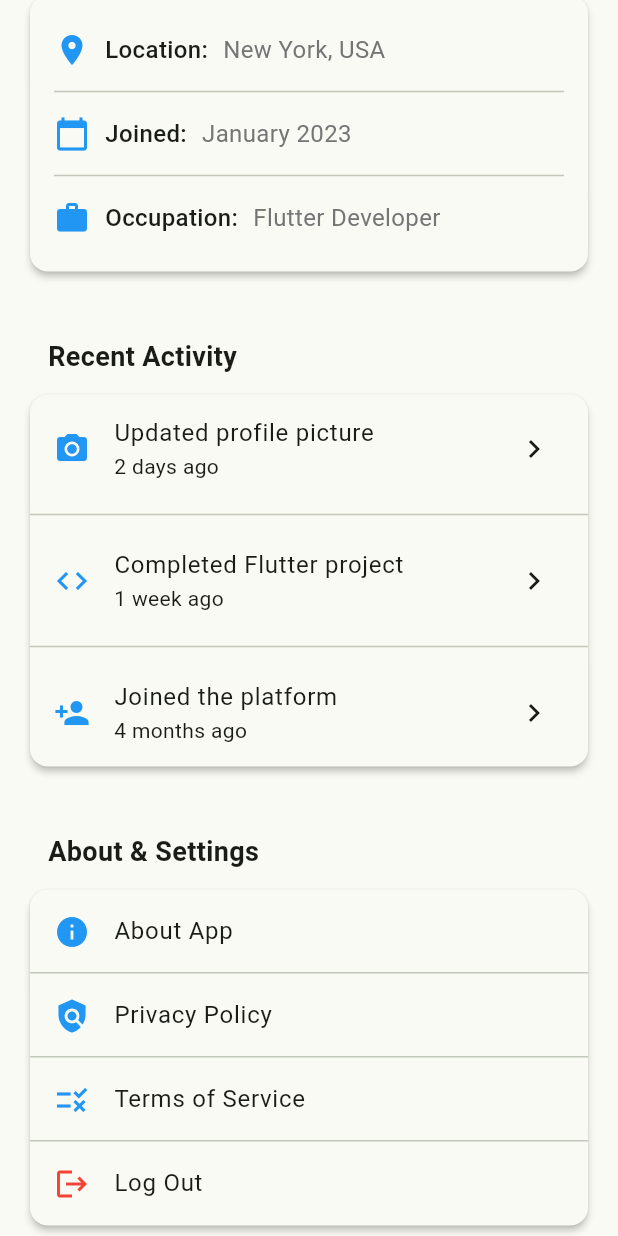
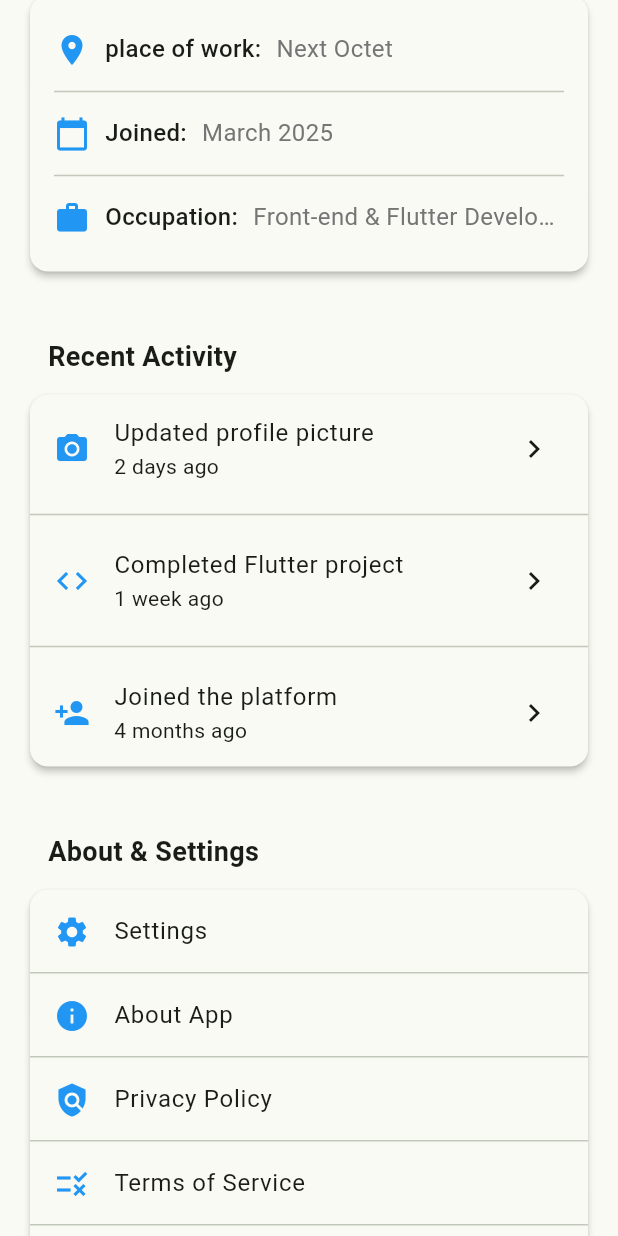
Before and after one commit to Jakarta1337/flutter_application_1, a Flutter app: the ProfilePage screen opened directly, scrolled down 576 dp, on a phone screen of 412 x 824 dp. Run offline on Flutter 3.47's test engine with Material 3 defaults, Android fonts, the phone set to English and light mode, and no system bars; our stand-ins replace dotted_border, icons_plus, shared_preferences; accounts and stored records are empty.

Commit message:
fix bugs

```diff
--- a/lib/screens/signup_screen.dart
+++ b/lib/screens/auth/signup_screen.dart
@@ -1,6 +1,6 @@
 import 'package:flutter/material.dart';
 import 'package:icons_plus/icons_plus.dart';
-import 'package:login_signup/screens/signin_screen.dart';
+import 'package:login_signup/screens/auth/signin_screen.dart';
 import 'package:login_signup/theme/theme.dart';
 import 'package:login_signup/widgets/custom_scaffold.dart';
 
--- a/lib/screens/home_screen.dart
+++ b/lib/screens/home/home_screen.dart
@@ -1,6 +1,6 @@
 import 'package:flutter/material.dart';
-import 'package:login_signup/screens/profile_screen.dart';
-import 'package:login_signup/screens/search_screen.dart';
+import 'package:login_signup/screens/profile/profile_screen.dart';
+import 'package:login_signup/screens/search/search_screen.dart';
 
 void main() {
   runApp(const MyApp());
@@ -69,7 +69,6 @@ class _HomeScreenState extends State<HomeScreen> {
     return Scaffold(
       appBar: AppBar(
         title: const Text('My Flutter App'),
-        centerTitle: true,
         actions: [
           IconButton(
             icon: const Icon(Icons.notifications),
--- a/lib/screens/profile_screen.dart
+++ b/lib/screens/profile/profile_screen.dart
@@ -1,5 +1,7 @@
 import 'package:flutter/material.dart';
-import 'package:login_signup/screens/signin_screen.dart';
+import 'package:login_signup/screens/auth/signin_screen.dart';
+import 'package:login_signup/screens/profile/editProfile_screen.dart';
+import 'package:login_signup/screens/profile/settings_screen.dart';
 
 class ProfilePage extends StatefulWidget {
   const ProfilePage({super.key});
@@ -11,14 +13,13 @@ class ProfilePage extends StatefulWidget {
 class _ProfilePageState extends State<ProfilePage> {
   // Sample user data
   final Map<String, dynamic> _userData = {
-    'name': 'John Doe',
-    'email': 'john.doe@example.com',
+    'name': 'Zakaria',
+    'email': 'zakaria@admin.com',
     'bio':
-        'Flutter developer passionate about creating beautiful and functional applications.',
-    'location': 'New York, USA',
-    'joined': 'January 2023',
-    'following': 235,
-    'followers': 186,
+        'Front-end & Flutter developer passionate about creating beautiful and functional applications.',
+    'placeOfWork': 'Next Octet',
+    'joined': 'March 2025',
+    'hoursWorked': 100,
   };
 
   @override
@@ -54,8 +55,8 @@ class _ProfilePageState extends State<ProfilePage> {
                     ),
                     child: const CircleAvatar(
                       radius: 60,
-                      backgroundImage: NetworkImage(
-                        'https://i.pravatar.cc/300',
+                      backgroundImage: AssetImage(
+                        'assets/images/profilePicture.jpg',
                       ),
                     ),
                   ),
@@ -98,18 +99,18 @@ class _ProfilePageState extends State<ProfilePage> {
                       mainAxisAlignment: MainAxisAlignment.spaceEvenly,
                       children: [
                         _buildStatColumn(
-                          'Following',
-                          _userData['following'].toString(),
+                          'Hours worked',
+                          _userData['hoursWorked'].toString(),
                         ),
-                        Container(
-                          height: 30,
-                          width: 1,
-                          color: Colors.grey[300],
-                        ),
-                        _buildStatColumn(
-                          'Followers',
-                          _userData['followers'].toString(),
-                        ),
+                        // Container(
+                        //   height: 30,
+                        //   width: 1,
+                        //   color: Colors.grey[300],
+                        // ),
+                        // _buildStatColumn(
+                        //   'Followers',
+                        //   _userData['followers'].toString(),
+                        // ),
                       ],
                     ),
                   ),
@@ -121,11 +122,10 @@ class _ProfilePageState extends State<ProfilePage> {
                     width: 200,
                     child: ElevatedButton(
                       onPressed: () {
-                        // Navigate to edit profile screen
-                        ScaffoldMessenger.of(context).showSnackBar(
-                          const SnackBar(
-                            content: Text('Edit Profile tapped'),
-                            duration: Duration(seconds: 1),
+                        Navigator.push(
+                          context,
+                          MaterialPageRoute(
+                            builder: (context) => const EditProfileScreen(),
                           ),
                         );
                       },
@@ -192,8 +192,8 @@ class _ProfilePageState extends State<ProfilePage> {
                 children: [
                   _buildInfoRow(
                     Icons.location_on,
-                    'Location',
-                    _userData['location'],
+                    'place of work',
+                    _userData['placeOfWork'],
                   ),
                   const Divider(),
                   _buildInfoRow(
@@ -202,7 +202,11 @@ class _ProfilePageState extends State<ProfilePage> {
                     _userData['joined'],
                   ),
                   const Divider(),
-                  _buildInfoRow(Icons.work, 'Occupation', 'Flutter Developer'),
+                  _buildInfoRow(
+                    Icons.work,
+                    'Occupation',
+                    'Front-end & Flutter Developer',
+                  ),
                 ],
               ),
             ),
@@ -217,6 +221,7 @@ class _ProfilePageState extends State<ProfilePage> {
     return Padding(
       padding: const EdgeInsets.symmetric(vertical: 8),
       child: Row(
+        crossAxisAlignment: CrossAxisAlignment.start,
         children: [
           Icon(icon, color: Colors.blue),
           const SizedBox(width: 10),
@@ -225,7 +230,50 @@ class _ProfilePageState extends State<ProfilePage> {
             style: const TextStyle(fontSize: 16, fontWeight: FontWeight.w500),
           ),
           const SizedBox(width: 10),
-          Text(value, style: TextStyle(fontSize: 16, color: Colors.grey[600])),
+          Expanded(
+            child: Text(
+              value,
+              style: TextStyle(fontSize: 16, color: Colors.grey[600]),
+              maxLines: 1,
+              overflow: TextOverflow.ellipsis,
+            ),
+          ),
+        ],
+      ),
+    );
+  }
+
+  Widget _buildInfoRow2(IconData icon, String title, String value) {
+    return Padding(
+      padding: const EdgeInsets.symmetric(vertical: 8),
+      child: Row(
+        crossAxisAlignment: CrossAxisAlignment.start,
+        children: [
+          Icon(icon, color: Colors.blue),
+          const SizedBox(width: 10),
+          Expanded(
+            child: Column(
+              crossAxisAlignment: CrossAxisAlignment.start,
+              children: [
+                Text(
+                  '$title:',
+                  style: const TextStyle(
+                    fontSize: 16,
+                    fontWeight: FontWeight.w500,
+                  ),
+                ),
+                const SizedBox(
+                  height: 4,
+                ), // Added space between title and value
+                Text(
+                  value,
+                  style: TextStyle(fontSize: 16, color: Colors.grey[600]),
+                  maxLines: 2,
+                  overflow: TextOverflow.ellipsis,
+                ),
+              ],
+            ),
+          ),
         ],
       ),
     );
@@ -308,6 +356,21 @@ class _ProfilePageState extends State<ProfilePage> {
             child: Column(
               children: [
                 ListTile(
+                  leading: const Icon(Icons.settings, color: Colors.blue),
+                  title: const Text('Settings'),
+                  // onTap: () {},
+                  onTap: () {
+                    Navigator.push(
+                      context,
+                      MaterialPageRoute(
+                        builder: (context) => const SettingsScreen(),
+                      ),
+                    );
+                  },
+                ),
+
+                const Divider(height: 0),
+                ListTile(
                   leading: const Icon(Icons.info, color: Colors.blue),
                   title: const Text('About App'),
                   onTap: () {
@@ -385,8 +448,6 @@ class _ProfilePageState extends State<ProfilePage> {
                 onPressed: () {
                   Navigator.pop(context);
 
-                  // TODO: Add FirebaseAuth.instance.signOut(); if using Firebase
-
                   // Navigate to LoginScreen and remove all previous routes
                   Navigator.of(context).pushAndRemoveUntil(
                     MaterialPageRoute(
--- a/lib/screens/welcome_screen.dart
+++ b/lib/screens/welcome_screen.dart
@@ -1,6 +1,6 @@
 import 'package:flutter/material.dart';
-import 'package:login_signup/screens/signin_screen.dart';
-import 'package:login_signup/screens/signup_screen.dart';
+import 'package:login_signup/screens/auth/signin_screen.dart';
+import 'package:login_signup/screens/auth/signup_screen.dart';
 import 'package:login_signup/theme/theme.dart';
 import 'package:login_signup/widgets/custom_scaffold.dart';
 import 'package:login_signup/widgets/welcome_button.dart';
--- a/pubspec.yaml
+++ b/pubspec.yaml
@@ -16,6 +16,8 @@ dependencies:
   english_words: ^4.0.0
   provider: ^6.1.2
   icons_plus: ^4.0.0
+  dotted_border: ^2.0.0
+  shared_preferences: ^2.2.0
 
 dev_dependencies:
   flutter_test:
```
Also changed, not shown: lib/screens/auth/signin_screen.dart (renamed from lib/screens/signin_screen.dart, +21 -4 lines), lib/screens/profile/editProfile_screen.dart (added, +99 -0 lines), lib/screens/profile/settings_screen.dart (added, +291 -0 lines), assets/images/profilePicture.jpg (added), lib/screens/auth/forgot_password_screen.dart (renamed from lib/screens/forgot_password_screen.dart), lib/screens/search/search_screen.dart (renamed from lib/screens/search_screen.dart), pubspec.lock, 1 other file.
